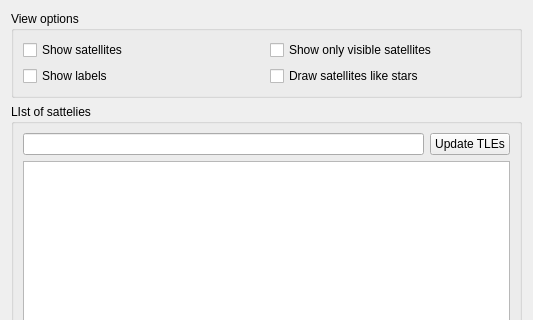
The window that kstars/options/opssatellites.ui (KDE/kstars) describes before a commit, drawn with Qt 5; both pictures show x 0 to 533 and y 0 to 320 of the 533 by 575 pixel window.
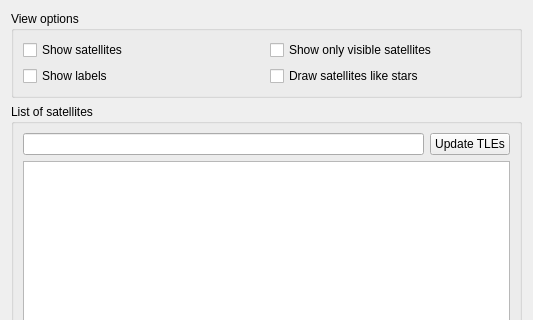
The same window after the commit. Custom widgets are drawn as their Qt base class.

What changed in the file:
```diff
--- a/kstars/options/opssatellites.ui
+++ b/kstars/options/opssatellites.ui
@@ -66,7 +66,7 @@
      <item>
       <widget class="QGroupBox" name="groupBox">
        <property name="title">
-        <string>LIst of sattelies</string>
+        <string>List of satellites</string>
        </property>
        <layout class="QVBoxLayout" name="verticalLayout_2">
         <item>
```
